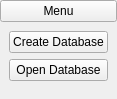
gkesse/ready-cpp-qt-opengl-robot-scara, file src/manager/GMenu.ui: the form before one commit.
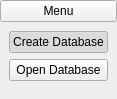
The form after the commit.

```diff
--- a/src/manager/GMenu.ui
+++ b/src/manager/GMenu.ui
@@ -50,6 +50,21 @@
         <property name="text">
          <string>Create Database</string>
         </property>
+        <property name="checkable">
+         <bool>true</bool>
+        </property>
+        <property name="checked">
+         <bool>true</bool>
+        </property>
+        <property name="autoExclusive">
+         <bool>true</bool>
+        </property>
+        <property name="autoDefault">
+         <bool>false</bool>
+        </property>
+        <property name="default">
+         <bool>false</bool>
+        </property>
        </widget>
       </item>
       <item>
```
Left out of the diff: 12 changed lines with no effect on the pictures.
